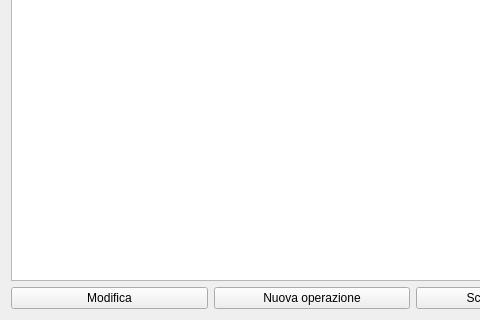
This is hlotti.ui in fblabs/hamlet-mod-sancon as Qt 5 draws it before an edit; both pictures show x 0 to 480 and y 344 to 664 of the 1232 by 664 pixel window. The edited form follows.
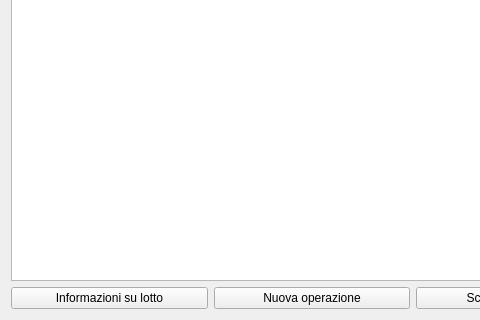
This is the edited form. Icons and pictures are not drawn.

Patch:
```diff
--- a/hlotti.ui
+++ b/hlotti.ui
@@ -221,7 +221,7 @@
        <item>
         <widget class="QPushButton" name="pushButton_7">
          <property name="text">
-          <string>Modifica</string>
+          <string>Informazioni su lotto</string>
          </property>
          <property name="icon">
           <iconset resource="icons.qrc">
```
Left out of the diff: 5 changed lines with no effect on the pictures.
